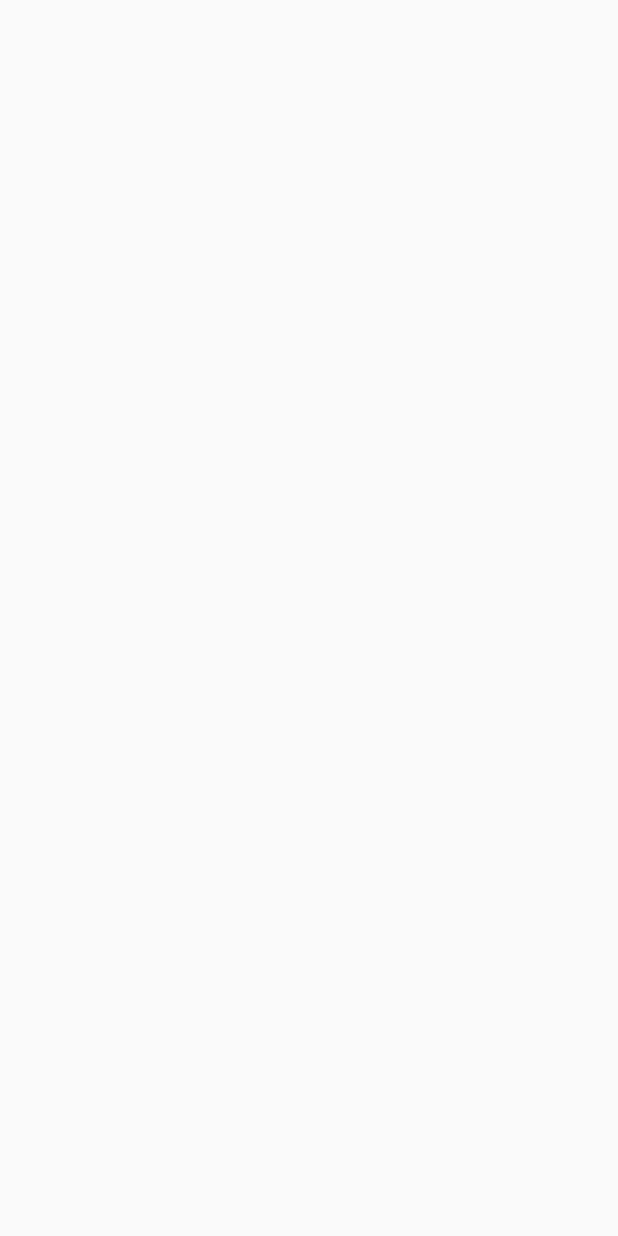
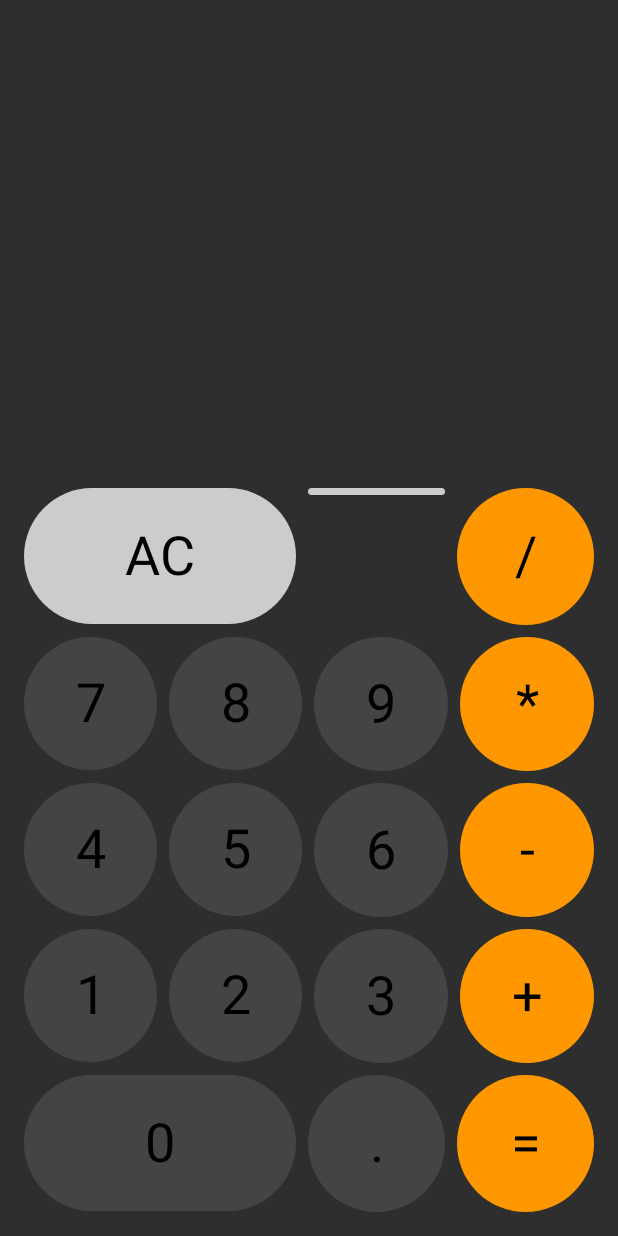
Before and after one commit to shiva-kumar-R/Calculator, an Android app built with Jetpack Compose: the screen it shows after launch (MainActivity), on a phone screen of 412 x 824 dp. Before the commit the screen is empty. Run offline under Robolectric (Android 15) with nearby library versions, the phone set to English and light mode, and no system bars.

Commit message:
Add calculator UI composable

```diff
--- /dev/null
+++ b/app/src/main/java/com/example/calculator/ui/components/Calculator.kt
@@ -0,0 +1,287 @@
+package com.example.calculator.ui.components
+
+import androidx.compose.foundation.background
+import androidx.compose.foundation.layout.*
+import androidx.compose.material.Text
+import androidx.compose.runtime.Composable
+import androidx.compose.ui.Alignment
+import androidx.compose.ui.Modifier
+import androidx.compose.ui.graphics.Color
+import androidx.compose.ui.graphics.Color.Companion.DarkGray
+import androidx.compose.ui.graphics.Color.Companion.LightGray
+import androidx.compose.ui.text.font.FontWeight
+import androidx.compose.ui.text.style.TextAlign
+import androidx.compose.ui.unit.Dp
+import androidx.compose.ui.unit.dp
+import androidx.compose.ui.unit.sp
+import com.example.calculator.ui.model.CalculatorActions
+import com.example.calculator.ui.model.CalculatorState
+import com.example.calculator.ui.model.Operations
+import com.example.calculator.ui.theme.Orange
+
+@Composable
+fun Calculator(
+    modifier: Modifier = Modifier,
+    state: CalculatorState,
+    buttonSpacing: Dp = 8.dp,
+    onAction: (CalculatorActions) -> Unit
+) {
+    Box(modifier = modifier) {
+        Column(
+            modifier = Modifier
+                .fillMaxWidth()
+                .align(Alignment.BottomCenter),
+            verticalArrangement = Arrangement.spacedBy(buttonSpacing)
+        ) {
+            Text(
+                text = state.number1 + (state.operation ?: "") + state.number2,
+                textAlign = TextAlign.End,
+                modifier = Modifier
+                    .fillMaxWidth()
+                    .padding(vertical = 32.dp),
+                fontWeight = FontWeight.Light,
+                fontSize = 80.sp,
+                maxLines = 2
+            )
+
+            /**
+             * Row 1
+             */
+            Row(
+                modifier = Modifier.fillMaxWidth(),
+                horizontalArrangement = Arrangement.spacedBy(buttonSpacing)
+            ) {
+                CalculatorButton(
+                    symbol = "AC",
+                    modifier = Modifier
+                        .background(LightGray)
+                        .aspectRatio(2f)
+                        .weight(2f),
+                    onClick = {
+                        onAction(CalculatorActions.Clear)
+                    }
+                )
+
+                CalculatorButton(
+                    symbol = "Del",
+                    modifier = Modifier
+                        .background(LightGray)
+                        .aspectRatio(21f)
+                        .weight(1f),
+                    onClick = {
+                        onAction(CalculatorActions.Delete)
+                    }
+                )
+
+                CalculatorButton(
+                    symbol = "/",
+                    modifier = Modifier
+                        .background(Orange)
+                        .aspectRatio(1f)
+                        .weight(1f),
+                    onClick = {
+                        onAction(CalculatorActions.Operation(Operations.Divide))
+                    }
+                )
+            }
+
+
+            /**
+             * Row 2
+             */
+            Row(
+                modifier = Modifier.fillMaxWidth(),
+                horizontalArrangement = Arrangement.spacedBy(buttonSpacing)
+            ) {
+                CalculatorButton(
+                    symbol = "7",
+                    modifier = Modifier
+                        .background(DarkGray)
+                        .aspectRatio(1f)
+                        .weight(1f),
+                    onClick = {
+                        onAction(CalculatorActions.Number(7))
+                    }
+                )
+
+                CalculatorButton(
+                    symbol = "8",
+                    modifier = Modifier
+                        .background(DarkGray)
+                        .aspectRatio(1f)
+                        .weight(1f),
+                    onClick = {
+                        onAction(CalculatorActions.Number(8))
+                    }
+                )
+
+                CalculatorButton(
+                    symbol = "9",
+                    modifier = Modifier
+                        .background(DarkGray)
+                        .aspectRatio(1f)
+                        .weight(1f),
+                    onClick = {
+                        onAction(CalculatorActions.Number(9))
+                    }
+                )
+
+                CalculatorButton(
+                    symbol = "*",
+                    modifier = Modifier
+                        .background(Orange)
+                        .aspectRatio(1f)
+                        .weight(1f),
+                    onClick = {
+                        onAction(CalculatorActions.Operation(Operations.Mult))
+                    }
+                )
+            }
+
+            /**
+             * Row 3
+             */
+            Row(
+                modifier = Modifier.fillMaxWidth(),
+                horizontalArrangement = Arrangement.spacedBy(buttonSpacing)
+            ) {
+                CalculatorButton(
+                    symbol = "4",
+                    modifier = Modifier
+                        .background(DarkGray)
+                        .aspectRatio(1f)
+                        .weight(1f),
+                    onClick = {
+                        onAction(CalculatorActions.Number(4))
+                    }
+                )
+
+                CalculatorButton(
+                    symbol = "5",
+                    modifier = Modifier
+                        .background(DarkGray)
+                        .aspectRatio(1f)
+                        .weight(1f),
+                    onClick = {
+                        onAction(CalculatorActions.Number(5))
+                    }
+                )
+
+                CalculatorButton(
+                    symbol = "6",
+                    modifier = Modifier
+                        .background(DarkGray)
+                        .aspectRatio(1f)
+                        .weight(1f),
+                    onClick = {
+                        onAction(CalculatorActions.Number(6))
+                    }
+                )
+
+                CalculatorButton(
+                    symbol = "-",
+                    modifier = Modifier
+                        .background(Orange)
+                        .aspectRatio(1f)
+                        .weight(1f),
+                    onClick = {
+                        onAction(CalculatorActions.Operation(Operations.Sub))
+                    }
+                )
+            }
+
+            /**
+             * Row 4
+             */
+            Row(
+                modifier = Modifier.fillMaxWidth(),
+                horizontalArrangement = Arrangement.spacedBy(buttonSpacing)
+            ) {
+                CalculatorButton(
+                    symbol = "1",
+                    modifier = Modifier
+                        .background(DarkGray)
+                        .aspectRatio(1f)
+                        .weight(1f),
+                    onClick = {
+                        onAction(CalculatorActions.Number(1))
+                    }
+                )
+
+                CalculatorButton(
+                    symbol = "2",
+                    modifier = Modifier
+                        .background(DarkGray)
+                        .aspectRatio(1f)
+                        .weight(1f),
+                    onClick = {
+                        onAction(CalculatorActions.Number(2))
+                    }
+                )
+
+                CalculatorButton(
+                    symbol = "3",
+                    modifier = Modifier
+                        .background(DarkGray)
+                        .aspectRatio(1f)
+                        .weight(1f),
+                    onClick = {
+                        onAction(CalculatorActions.Number(3))
+                    }
+                )
+
+                CalculatorButton(
+                    symbol = "+",
+                    modifier = Modifier
+                        .background(Orange)
+                        .aspectRatio(1f)
+                        .weight(1f),
+                    onClick = {
+                        onAction(CalculatorActions.Operation(Operations.Add))
+                    }
+                )
+            }
+
+            /**
+             * Row 5
+             */
+            Row(
+                modifier = Modifier.fillMaxWidth(),
+                horizontalArrangement = Arrangement.spacedBy(buttonSpacing)
+            ) {
+                CalculatorButton(
+                    symbol = "0",
+                    modifier = Modifier
+                        .background(DarkGray)
+                        .aspectRatio(2f)
+                        .weight(2f),
+                    onClick = {
+                        onAction(CalculatorActions.Number(0))
+                    }
+                )
+
+                CalculatorButton(
+                    symbol = ".",
+                    modifier = Modifier
+                        .background(DarkGray)
+                        .aspectRatio(1f)
+                        .weight(1f),
+                    onClick = {
+                        onAction(CalculatorActions.Decimal)
+                    }
+                )
+
+                CalculatorButton(
+                    symbol = "=",
+                    modifier = Modifier
+                        .background(Orange)
+                        .aspectRatio(1f)
+                        .weight(1f),
+                    onClick = {
+                        onAction(CalculatorActions.Calculate)
+                    }
+                )
+            }
+        }
+    }
+}
--- /dev/null
+++ b/app/src/main/java/com/example/calculator/ui/model/CalculatorState.kt
@@ -0,0 +1,9 @@
+package com.example.calculator.ui.model
+
+data class CalculatorState(
+    val number1: String = "",
+    val number2: String = "",
+    val operation: Operations? = null
+
+
+)
--- a/app/src/main/java/com/example/calculator/ui/screens/MainActivity.kt
+++ b/app/src/main/java/com/example/calculator/ui/screens/MainActivity.kt
@@ -3,21 +3,39 @@ package com.example.calculator.ui.screens
 import android.os.Bundle
 import androidx.activity.ComponentActivity
 import androidx.activity.compose.setContent
+import androidx.compose.foundation.background
 import androidx.compose.foundation.layout.fillMaxSize
+import androidx.compose.foundation.layout.padding
 import androidx.compose.material.MaterialTheme
 import androidx.compose.material.Surface
 import androidx.compose.material.Text
 import androidx.compose.runtime.Composable
 import androidx.compose.ui.Modifier
 import androidx.compose.ui.tooling.preview.Preview
+import androidx.compose.ui.unit.dp
+import androidx.lifecycle.viewmodel.compose.viewModel
+import com.example.calculator.ui.components.Calculator
 import com.example.calculator.ui.theme.CalculatorTheme
+import com.example.calculator.ui.theme.MediumGrey
+import com.example.calculator.ui.viewmodel.CalculatorViewModel
 
 class MainActivity : ComponentActivity() {
     override fun onCreate(savedInstanceState: Bundle?) {
         super.onCreate(savedInstanceState)
         setContent {
             CalculatorTheme {
+                val viewModel = viewModel<CalculatorViewModel>()
+                val state = viewModel.state
+                val buttonSpacing = 8.dp
 
+                Calculator(
+                    state = state,
+                    onAction = { },
+                    modifier = Modifier
+                        .fillMaxSize()
+                        .background(MediumGrey)
+                        .padding(16.dp)
+                )
             }
         }
     }
--- a/app/src/main/java/com/example/calculator/ui/theme/Color.kt
+++ b/app/src/main/java/com/example/calculator/ui/theme/Color.kt
@@ -6,3 +6,7 @@ val Purple200 = Color(0xFFBB86FC)
 val Purple500 = Color(0xFF6200EE)
 val Purple700 = Color(0xFF3700B3)
 val Teal200 = Color(0xFF03DAC5)
+
+val MediumGrey = Color(0xFF2E2E2E)
+val LightGrey = Color(0xFF818181)
+val Orange = Color(0xFFFF9800)
--- /dev/null
+++ b/app/src/main/java/com/example/calculator/ui/viewmodel/CalculatorViewModel.kt
@@ -0,0 +1,13 @@
+package com.example.calculator.ui.viewmodel
+
+import androidx.compose.runtime.getValue
+import androidx.compose.runtime.mutableStateOf
+import androidx.compose.runtime.setValue
+import androidx.lifecycle.ViewModel
+import com.example.calculator.ui.model.CalculatorState
+
+class CalculatorViewModel: ViewModel() {
+
+    var state by mutableStateOf(CalculatorState())
+        private set
+}
```
